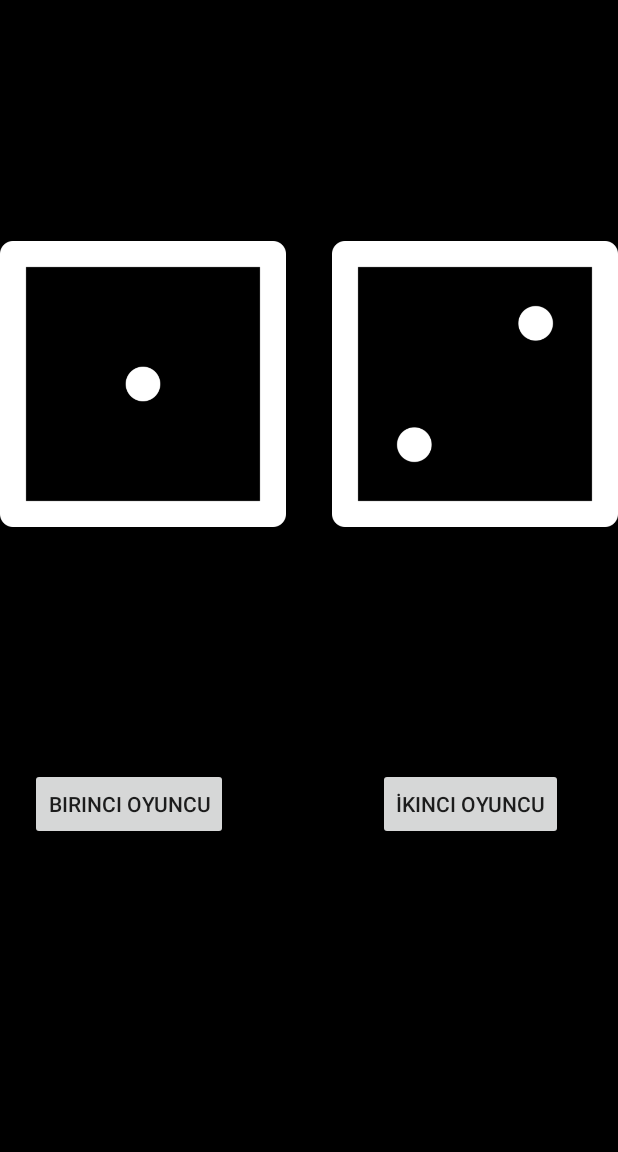
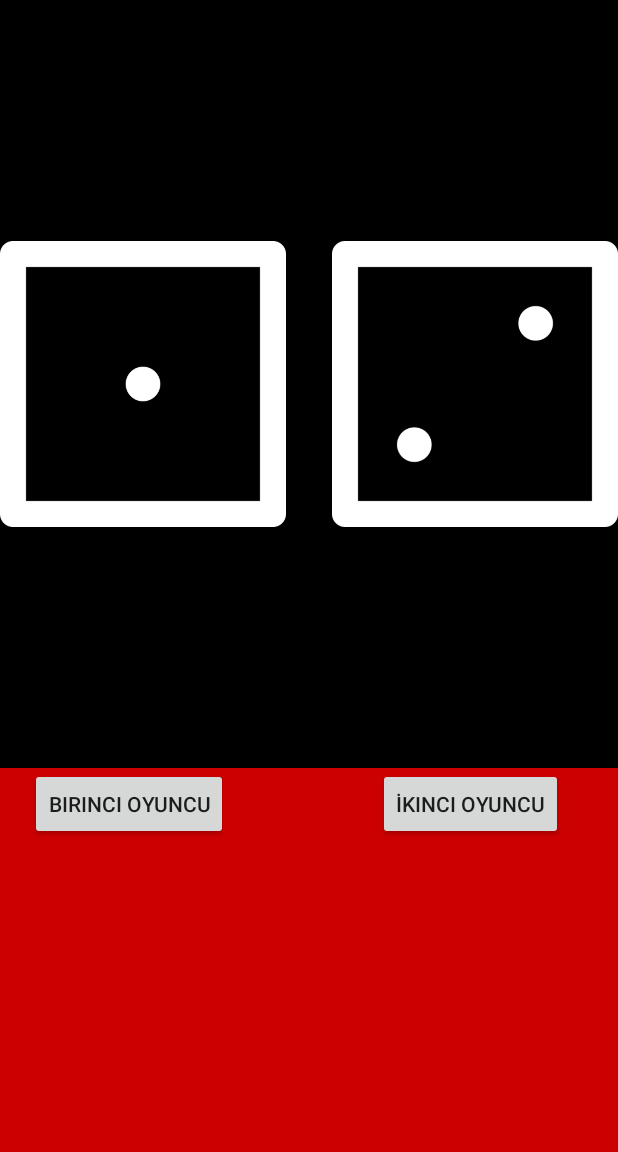
Before and after one commit to ymantarkan/dicee, an Android app: the screen it shows after launch (MainActivity), on a phone screen of 412 x 824 dp, the part 84-1236 px from its top. Run offline under Robolectric (Android 15) with nearby library versions, the light colour scheme and no system bars.

Commit message:
Arka plan değişti

```diff
--- a/app/src/main/res/layout/activity_main.xml
+++ b/app/src/main/res/layout/activity_main.xml
@@ -4,7 +4,7 @@
     xmlns:tools="http://schemas.android.com/tools"
     android:layout_width="match_parent"
     android:layout_height="match_parent"
-    android:background="@android:color/background_dark"
+    android:background="@android:color/holo_red_dark"
     android:orientation="vertical"
     tools:context=".MainActivity">
     <LinearLayout
@@ -19,6 +19,7 @@
             android:layout_height="wrap_content"
             android:layout_marginRight="15dp"
             android:layout_weight="1"
+
             android:src="@drawable/dice1"></ImageView>
 
         <ImageView
```
